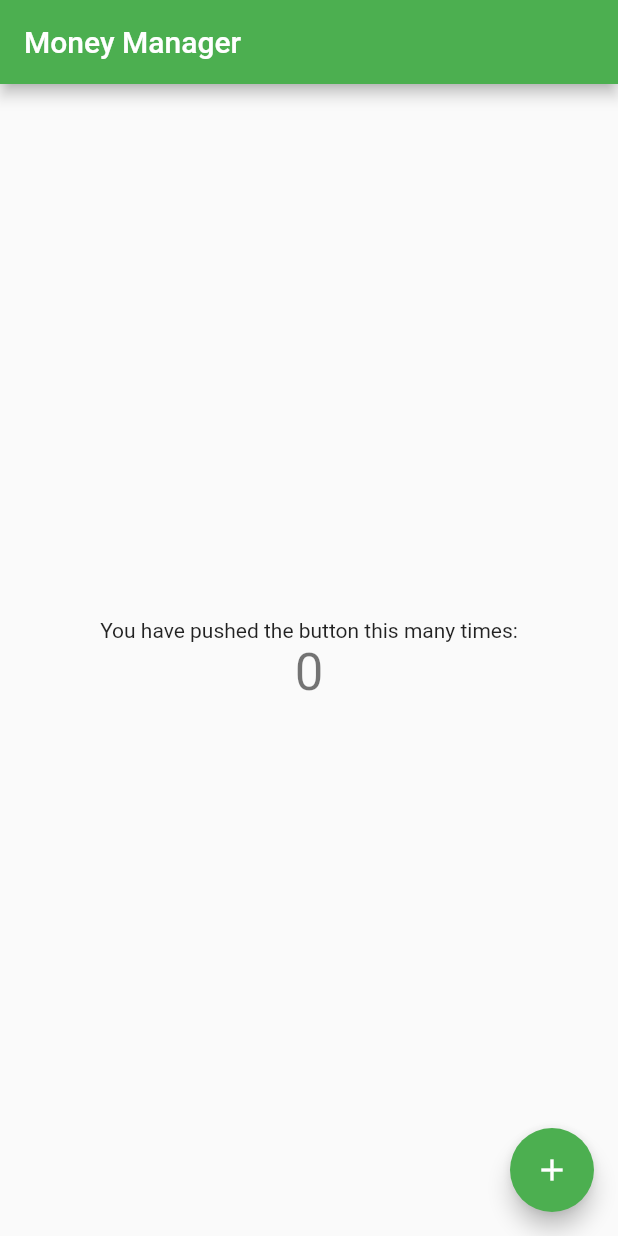
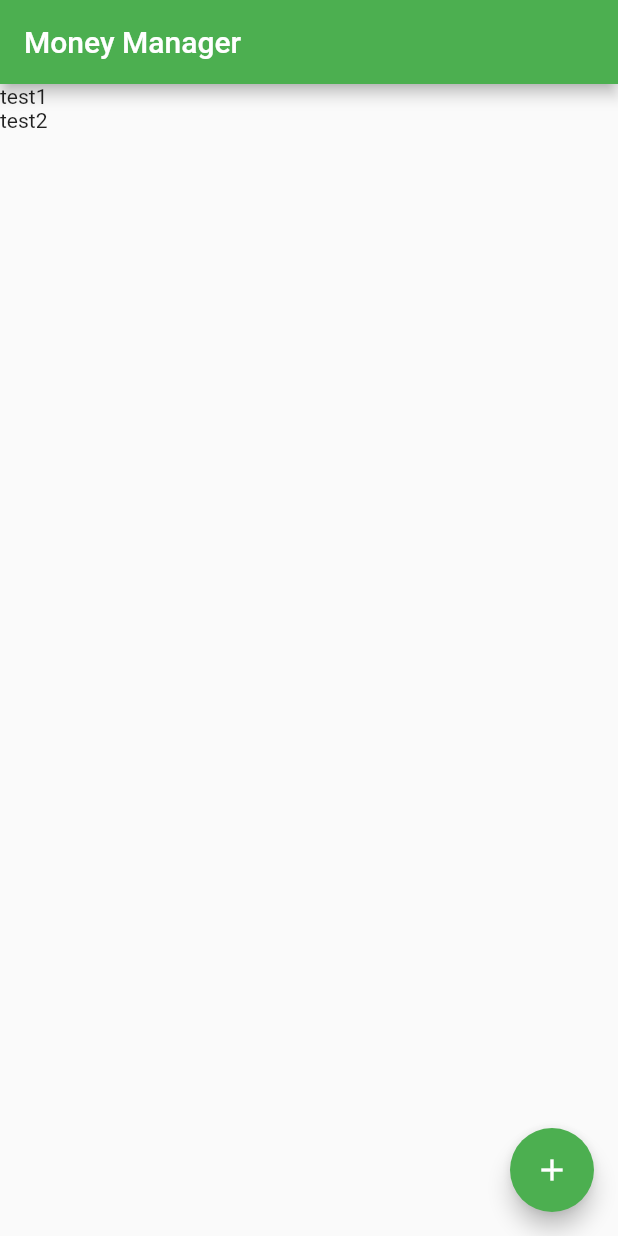
Before and after one commit to 2zqa/money_manager_flutter, a Flutter app: the screen it shows after launch, on a phone screen of 412 x 824 dp. Run offline on Flutter 3.47's test engine with Material 2 defaults, Android fonts, the light colour scheme and no system bars.

Commit message:
Remove tutorial comments, refactoring, add ListView as main body item

```diff
--- a/lib/main.dart
+++ b/lib/main.dart
@@ -19,109 +19,36 @@ void main() {
 class MoneyManagerApp extends StatelessWidget {
   final String appName = "Money Manager";
 
-  // This widget is the root of your application.
   @override
   Widget build(BuildContext context) {
     return MaterialApp(
       title: appName,
       theme: ThemeData(
-        // This is the theme of your application.
-        //
-        // Try running your application with "flutter run". You'll see the
-        // application has a blue toolbar. Then, without quitting the app, try
-        // changing the primarySwatch below to Colors.green and then invoke
-        // "hot reload" (press "r" in the console where you ran "flutter run",
-        // or simply save your changes to "hot reload" in a Flutter IDE).
-        // Notice that the counter didn't reset back to zero; the application
-        // is not restarted.
         primarySwatch: Colors.green,
       ),
-      home: MyHomePage(title: appName),
+      home: OverviewPage(title: appName),
     );
   }
 }
 
-class MyHomePage extends StatefulWidget {
-  MyHomePage({Key? key, required this.title}) : super(key: key);
-
-  // This widget is the home page of your application. It is stateful, meaning
-  // that it has a State object (defined below) that contains fields that affect
-  // how it looks.
-
-  // This class is the configuration for the state. It holds the values (in this
-  // case the title) provided by the parent (in this case the App widget) and
-  // used by the build method of the State. Fields in a Widget subclass are
-  // always marked "final".
-
+class OverviewPage extends StatelessWidget {
   final String title;
 
-  @override
-  _MyHomePageState createState() => _MyHomePageState();
-}
-
-class _MyHomePageState extends State<MyHomePage> {
-  int _counter = 0;
-
-  void _incrementCounter() {
-    setState(() {
-      // This call to setState tells the Flutter framework that something has
-      // changed in this State, which causes it to rerun the build method below
-      // so that the display can reflect the updated values. If we changed
-      // _counter without calling setState(), then the build method would not be
-      // called again, and so nothing would appear to happen.
-      _counter++;
-    });
-  }
+  const OverviewPage({Key? key, required this.title}) : super(key: key);
 
   @override
   Widget build(BuildContext context) {
-    // This method is rerun every time setState is called, for instance as done
-    // by the _incrementCounter method above.
-    //
-    // The Flutter framework has been optimized to make rerunning build methods
-    // fast, so that you can just rebuild anything that needs updating rather
-    // than having to individually change instances of widgets.
     return Scaffold(
-      appBar: AppBar(
-        // Here we take the value from the MyHomePage object that was created by
-        // the App.build method, and use it to set our appbar title.
-        title: Text(widget.title),
-      ),
-      body: Center(
-        // Center is a layout widget. It takes a single child and positions it
-        // in the middle of the parent.
-        child: Column(
-          // Column is also a layout widget. It takes a list of children and
-          // arranges them vertically. By default, it sizes itself to fit its
-          // children horizontally, and tries to be as tall as its parent.
-          //
-          // Invoke "debug painting" (press "p" in the console, choose the
-          // "Toggle Debug Paint" action from the Flutter Inspector in Android
-          // Studio, or the "Toggle Debug Paint" command in Visual Studio Code)
-          // to see the wireframe for each widget.
-          //
-          // Column has various properties to control how it sizes itself and
-          // how it positions its children. Here we use mainAxisAlignment to
-          // center the children vertically; the main axis here is the vertical
-          // axis because Columns are vertical (the cross axis would be
-          // horizontal).
-          mainAxisAlignment: MainAxisAlignment.center,
-          children: <Widget>[
-            Text(
-              'You have pushed the button this many times:',
-            ),
-            Text(
-              '$_counter',
-              style: Theme.of(context).textTheme.headline4,
-            ),
-          ],
+        appBar: AppBar(
+          title: Text(title),
         ),
-      ),
-      floatingActionButton: FloatingActionButton(
-        onPressed: _incrementCounter,
-        tooltip: 'Increment',
-        child: Icon(Icons.add),
-      ), // This trailing comma makes auto-formatting nicer for build methods.
-    );
+        body: ListView(
+          children: <Widget>[Text("test1"), Text("test2")],
+        ),
+        floatingActionButton: FloatingActionButton(
+          onPressed: () {},
+          tooltip: 'Increment',
+          child: Icon(Icons.add),
+        ));
   }
 }
```
